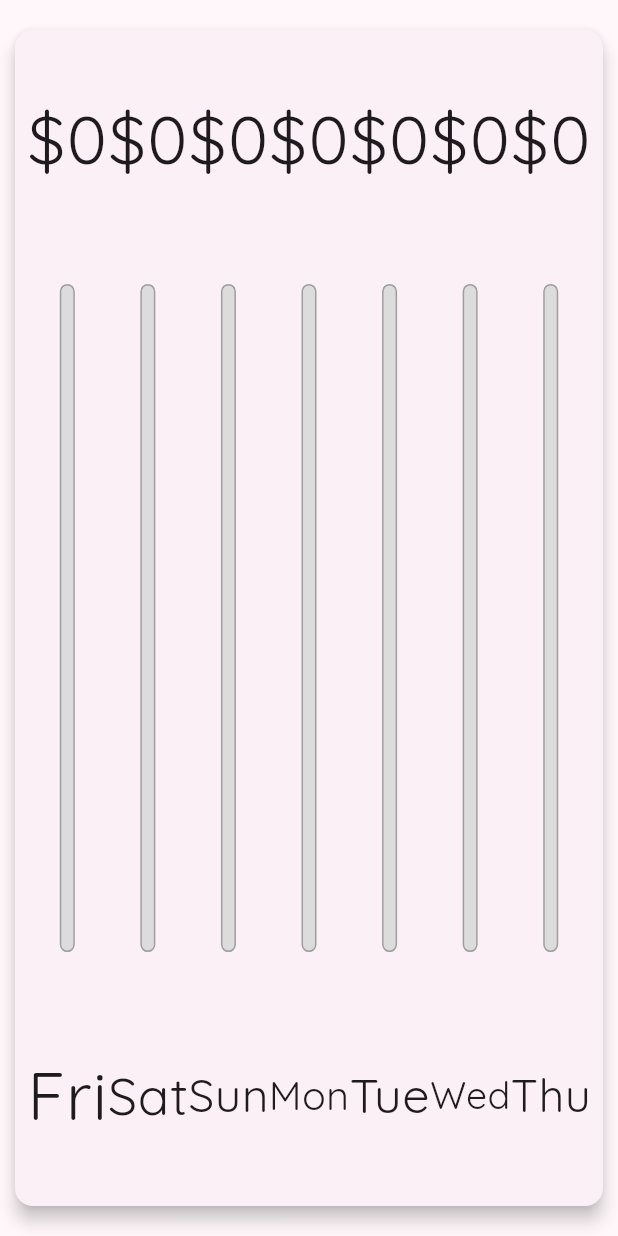
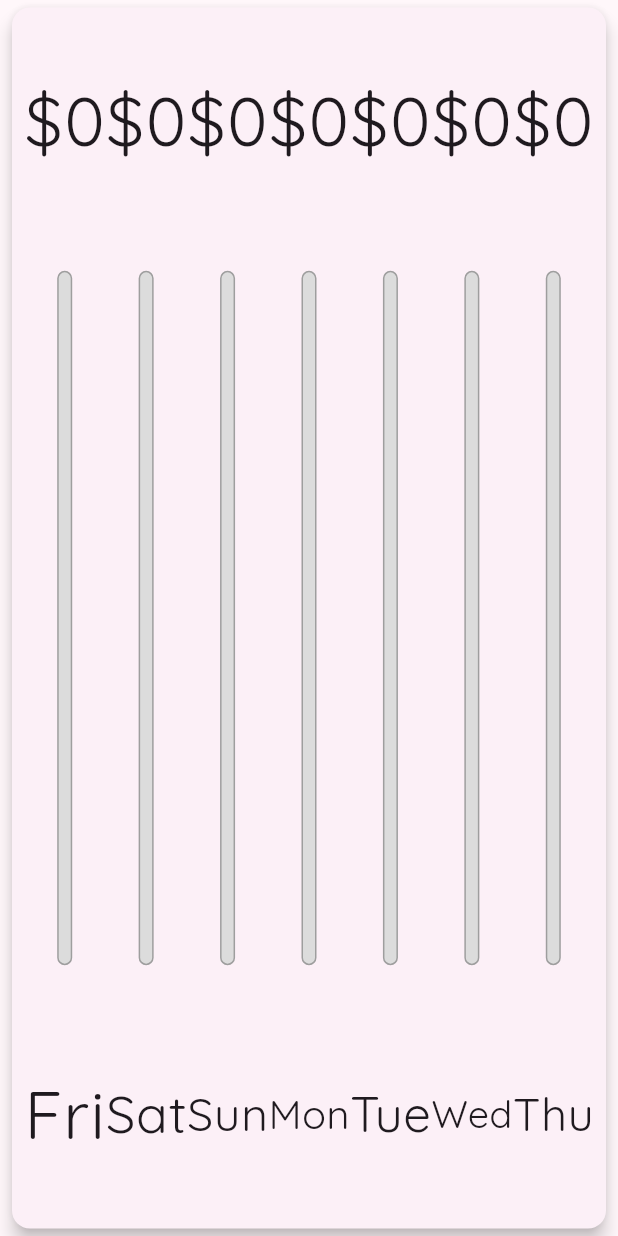
Before and after one commit to RimidalU/spending-during-the-week, a Flutter app: the TransactionsChart widget shown alone on an empty page, opened directly with empty values, on a phone screen of 412 x 824 dp. Run offline on Flutter 3.47's test engine with Material 2 defaults, Android fonts, the phone set to English and light mode, and no system bars.

Commit message:
refactor: change transactions chart layout

```diff
--- a/lib/widgets/transactions_chart.dart
+++ b/lib/widgets/transactions_chart.dart
@@ -44,7 +44,7 @@ class TransactionsChart extends StatelessWidget {
   Widget build(BuildContext context) {
     return Card(
       elevation: 5,
-      margin: const EdgeInsets.symmetric(horizontal: 10, vertical: 20),
+      margin: const EdgeInsets.symmetric(horizontal: 8, vertical: 5),
       child: Padding(
         padding: const EdgeInsets.all(8.0),
         child: Row(
```
